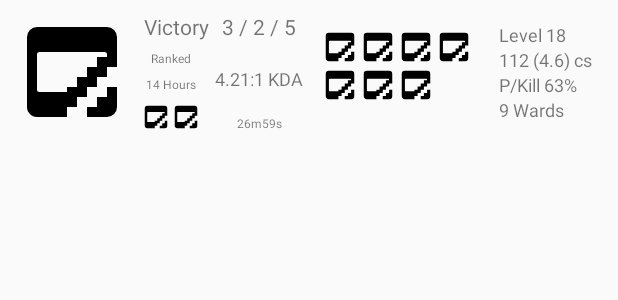
After one commit to axel-legue/LolSumonnerTool, an Android app: the layout adapter_match.xml on its own in the app's theme, with its tools: preview values and no code run, on a phone screen of 412 x 824 dp. The commit adds this screen. Shown: the top 300 px of the screen. Run offline under Robolectric (Android 15) with nearby library versions, the phone set to English and light mode, and no system bars; network calls fail.

Commit message:
feat: create layout for match adapte

```diff
--- /dev/null
+++ b/app/src/main/res/layout/adapter_match.xml
@@ -0,0 +1,240 @@
+<?xml version="1.0" encoding="utf-8"?>
+<androidx.constraintlayout.widget.ConstraintLayout xmlns:android="http://schemas.android.com/apk/res/android"
+    xmlns:app="http://schemas.android.com/apk/res-auto"
+    xmlns:tools="http://schemas.android.com/tools"
+    android:layout_width="match_parent"
+    android:layout_height="match_parent">
+
+    <ImageView
+        android:id="@+id/iv_champion"
+        style="@style/champion_adapter_image"
+        android:layout_width="@dimen/image_large_champion_width"
+        android:layout_height="@dimen/image_large_champion_height"
+        android:layout_marginStart="8dp"
+        android:layout_marginTop="8dp"
+        android:contentDescription="@string/content_description_champion_image"
+        android:src="@drawable/ic_placeholder_black_24dp"
+        app:layout_constraintStart_toStartOf="parent"
+        app:layout_constraintTop_toTopOf="parent" />
+
+    <TextView
+        android:id="@+id/tv_result"
+        android:layout_width="wrap_content"
+        android:layout_height="wrap_content"
+        android:layout_marginStart="8dp"
+        app:layout_constraintBottom_toTopOf="@+id/tv_game_type"
+        app:layout_constraintStart_toEndOf="@+id/iv_champion"
+        app:layout_constraintTop_toTopOf="@+id/iv_champion"
+        app:layout_constraintVertical_chainStyle="spread_inside"
+        tools:text="Victory" />
+
+    <TextView
+        android:id="@+id/tv_game_type"
+        android:layout_width="wrap_content"
+        android:layout_height="wrap_content"
+        android:textSize="@dimen/body_3_text_size"
+        app:layout_constraintBottom_toTopOf="@+id/tv_game_time"
+        app:layout_constraintEnd_toEndOf="@+id/tv_result"
+        app:layout_constraintStart_toEndOf="@+id/iv_champion"
+        app:layout_constraintTop_toBottomOf="@+id/tv_result"
+        tools:text="Ranked" />
+
+    <TextView
+        android:id="@+id/tv_game_time"
+        android:layout_width="wrap_content"
+        android:layout_height="wrap_content"
+        android:textSize="@dimen/body_3_text_size"
+        app:layout_constraintBottom_toTopOf="@+id/ll_summoner_spell"
+        app:layout_constraintEnd_toEndOf="@+id/tv_result"
+        app:layout_constraintStart_toEndOf="@+id/iv_champion"
+        app:layout_constraintTop_toBottomOf="@+id/tv_game_type"
+        tools:text="14 Hours" />
+
+    <LinearLayout
+        android:id="@+id/ll_summoner_spell"
+        android:layout_width="wrap_content"
+        android:layout_height="wrap_content"
+        android:orientation="horizontal"
+        app:layout_constraintBottom_toBottomOf="@+id/iv_champion"
+        app:layout_constraintEnd_toEndOf="@+id/tv_result"
+        app:layout_constraintStart_toEndOf="@+id/iv_champion"
+        app:layout_constraintTop_toBottomOf="@+id/tv_game_time">
+
+        <ImageView
+            android:id="@+id/iv_summoner_spell_1"
+            style="@style/champion_adapter_image"
+            android:layout_width="@dimen/image_xsmall_summoner_spell_width"
+            android:layout_height="@dimen/image_xsmall_summoner_spell_height"
+            android:contentDescription="@string/content_description_champion_image"
+            android:src="@drawable/ic_placeholder_black_24dp" />
+
+        <ImageView
+            android:id="@+id/iv_summoner_spell_2"
+            style="@style/champion_adapter_image"
+            android:layout_width="@dimen/image_xsmall_summoner_spell_width"
+            android:layout_height="@dimen/image_xsmall_summoner_spell_height"
+            android:contentDescription="@string/content_description_champion_image"
+            android:src="@drawable/ic_placeholder_black_24dp" />
+
+    </LinearLayout>
+
+    <androidx.constraintlayout.widget.Guideline
+        android:id="@+id/guideline4"
+        android:layout_width="wrap_content"
+        android:layout_height="wrap_content"
+        android:orientation="vertical"
+        app:layout_constraintGuide_percent="0.5" />
+
+    <TextView
+        android:id="@+id/tv_score_line"
+        android:layout_width="wrap_content"
+        android:layout_height="wrap_content"
+        android:layout_marginTop="8dp"
+        app:layout_constraintBottom_toTopOf="@+id/tv_KDA"
+        app:layout_constraintEnd_toStartOf="@+id/guideline4"
+        app:layout_constraintStart_toEndOf="@+id/tv_result"
+        app:layout_constraintTop_toTopOf="parent"
+        app:layout_constraintVertical_chainStyle="spread_inside"
+        tools:text="3 / 2 / 5" />
+
+    <TextView
+        android:id="@+id/tv_KDA"
+        android:layout_width="wrap_content"
+        android:layout_height="wrap_content"
+        android:textSize="@dimen/body_2_text_size"
+        app:layout_constraintBottom_toTopOf="@+id/tv_game_length"
+        app:layout_constraintEnd_toEndOf="@+id/tv_score_line"
+        app:layout_constraintStart_toStartOf="@+id/tv_score_line"
+        app:layout_constraintTop_toBottomOf="@+id/tv_score_line"
+        tools:text="4.21:1 KDA" />
+
+    <TextView
+        android:id="@+id/tv_game_length"
+        android:layout_width="wrap_content"
+        android:layout_height="wrap_content"
+        android:textSize="@dimen/body_3_text_size"
+        app:layout_constraintBottom_toBottomOf="@+id/iv_champion"
+        app:layout_constraintEnd_toEndOf="@+id/tv_score_line"
+        app:layout_constraintStart_toStartOf="@+id/tv_score_line"
+        app:layout_constraintTop_toBottomOf="@+id/tv_KDA"
+        tools:text="26m59s" />
+
+    <LinearLayout
+        android:id="@+id/ll_spell_item_line_1"
+        android:layout_width="wrap_content"
+        android:layout_height="wrap_content"
+        android:layout_marginStart="8dp"
+        android:orientation="horizontal"
+        app:layout_constraintBottom_toTopOf="@+id/ll_spell_item_line_2"
+        app:layout_constraintStart_toStartOf="@+id/guideline4"
+        app:layout_constraintTop_toTopOf="parent"
+        app:layout_constraintVertical_chainStyle="packed">
+
+        <ImageView
+            android:id="@+id/iv_item_1"
+            style="@style/champion_adapter_image"
+            android:layout_width="@dimen/image_xsmall_item"
+            android:layout_height="@dimen/image_xsmall_item"
+            android:contentDescription="@string/content_description_champion_image"
+            android:src="@drawable/ic_placeholder_black_24dp" />
+
+        <ImageView
+            android:id="@+id/iv_item_2"
+            style="@style/champion_adapter_image"
+            android:layout_width="@dimen/image_xsmall_item"
+            android:layout_height="@dimen/image_xsmall_item"
+            android:contentDescription="@string/content_description_champion_image"
+            android:src="@drawable/ic_placeholder_black_24dp" />
+
+        <ImageView
+            android:id="@+id/iv_item_3"
+            style="@style/champion_adapter_image"
+            android:layout_width="@dimen/image_xsmall_item"
+            android:layout_height="@dimen/image_xsmall_item"
+            android:contentDescription="@string/content_description_champion_image"
+            android:src="@drawable/ic_placeholder_black_24dp" />
+
+        <ImageView
+            android:id="@+id/iv_item_4"
+            style="@style/champion_adapter_image"
+            android:layout_width="@dimen/image_xsmall_item"
+            android:layout_height="@dimen/image_xsmall_item"
+            android:contentDescription="@string/content_description_champion_image"
+            android:src="@drawable/ic_placeholder_black_24dp" />
+    </LinearLayout>
+
+    <LinearLayout
+        android:id="@+id/ll_spell_item_line_2"
+        android:layout_width="wrap_content"
+        android:layout_height="wrap_content"
+        android:orientation="horizontal"
+        app:layout_constraintBottom_toBottomOf="@+id/iv_champion"
+        app:layout_constraintStart_toStartOf="@+id/ll_spell_item_line_1"
+        app:layout_constraintTop_toBottomOf="@+id/ll_spell_item_line_1">
+
+        <ImageView
+            android:id="@+id/iv_item_5"
+            style="@style/champion_adapter_image"
+            android:layout_width="@dimen/image_xsmall_item"
+            android:layout_height="@dimen/image_xsmall_item"
+            android:contentDescription="@string/content_description_champion_image"
+            android:src="@drawable/ic_placeholder_black_24dp" />
+
+        <ImageView
+            android:id="@+id/iv_item_6"
+            style="@style/champion_adapter_image"
+            android:layout_width="@dimen/image_xsmall_item"
+            android:layout_height="@dimen/image_xsmall_item"
+            android:contentDescription="@string/content_description_champion_image"
+            android:src="@drawable/ic_placeholder_black_24dp" />
+
+        <ImageView
+            android:id="@+id/iv_trinket_slot"
+            style="@style/champion_adapter_image"
+            android:layout_width="@dimen/image_xsmall_item"
+            android:layout_height="@dimen/image_xsmall_item"
+            android:contentDescription="@string/content_description_champion_image"
+            android:src="@drawable/ic_placeholder_black_24dp" />
+
+    </LinearLayout>
+
+    <LinearLayout
+        android:layout_width="wrap_content"
+        android:layout_height="wrap_content"
+        android:layout_marginTop="8dp"
+        android:orientation="vertical"
+        app:layout_constraintBottom_toBottomOf="@+id/iv_champion"
+        app:layout_constraintEnd_toEndOf="parent"
+        app:layout_constraintStart_toEndOf="@+id/ll_spell_item_line_1"
+        app:layout_constraintTop_toTopOf="parent">
+
+        <TextView
+            android:id="@+id/tv_level"
+            android:layout_width="wrap_content"
+            android:layout_height="wrap_content"
+            android:textSize="@dimen/body_2_text_size"
+            tools:text="Level 18" />
+
+        <TextView
+            android:id="@+id/tv_creep_score"
+            android:layout_width="wrap_content"
+            android:layout_height="wrap_content"
+            android:textSize="@dimen/body_2_text_size"
+            tools:text="112 (4.6) cs" />
+
+        <TextView
+            android:id="@+id/tv_kill_percent"
+            android:layout_width="wrap_content"
+            android:layout_height="wrap_content"
+            android:textSize="@dimen/body_2_text_size"
+            tools:text="P/Kill 63%" />
+
+        <TextView
+            android:id="@+id/tv_ward"
+            android:layout_width="wrap_content"
+            android:layout_height="wrap_content"
+            android:textSize="@dimen/body_2_text_size"
+            tools:text="9 Wards" />
+    </LinearLayout>
+
+</androidx.constraintlayout.widget.ConstraintLayout>
--- a/app/src/main/res/values/dimens.xml
+++ b/app/src/main/res/values/dimens.xml
@@ -27,11 +27,17 @@
     <!-- Body -->
     <dimen name="body_1_text_size">16sp</dimen>
     <dimen name="body_2_text_size">12sp</dimen>
+    <dimen name="body_3_text_size">8sp</dimen>
     <!-- Key Lines -->
     <!-- Banner-->
     <dimen name="banner_height">60dp</dimen>
 
     <!-- Image Dimension-->
+    <dimen name="image_xsmall_summoner_spell_width">20dp</dimen>
+    <dimen name="image_xsmall_summoner_spell_height">20dp</dimen>
+
+    <dimen name="image_xsmall_item">25dp</dimen>
+
     <dimen name="image_adapter_item_width">60dp</dimen>
     <dimen name="image_adapter_item_height">60dp</dimen>
 
@@ -43,6 +49,9 @@
 
     <dimen name="image_champion_width">60dp</dimen>
     <dimen name="image_champion_height">60dp</dimen>
+
+    <dimen name="image_large_champion_width">80dp</dimen>
+    <dimen name="image_large_champion_height">80dp</dimen>
 
     <dimen name="image_champion_large_width">120dp</dimen>
     <dimen name="image_champion_large_height">120dp</dimen>
```
